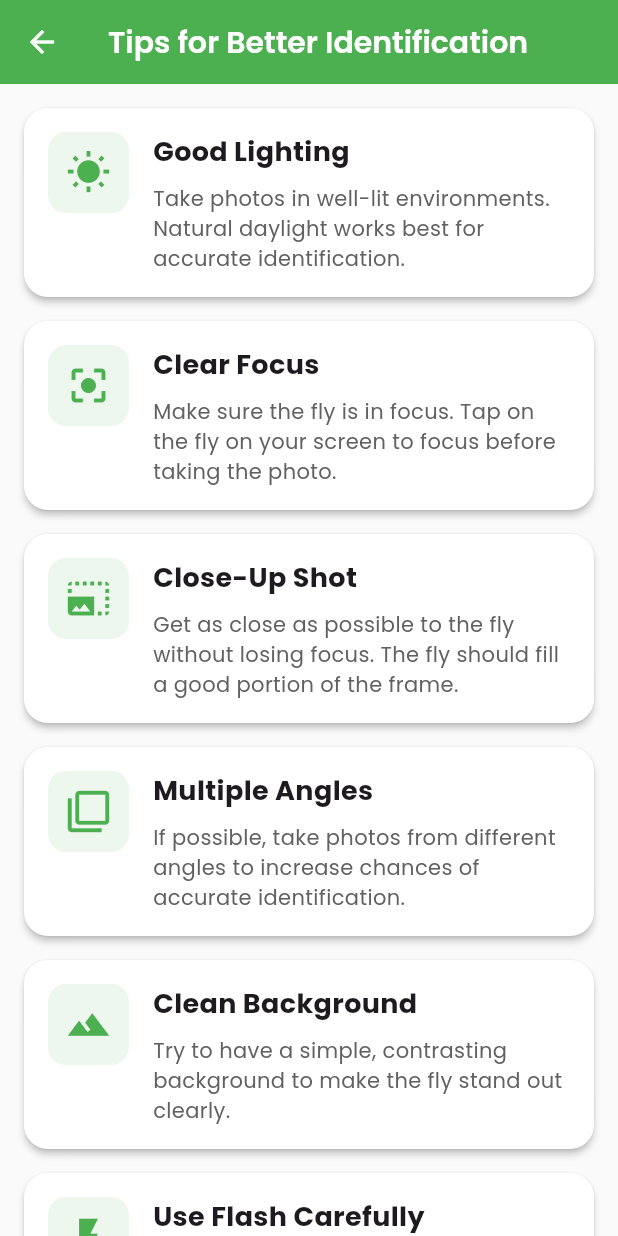
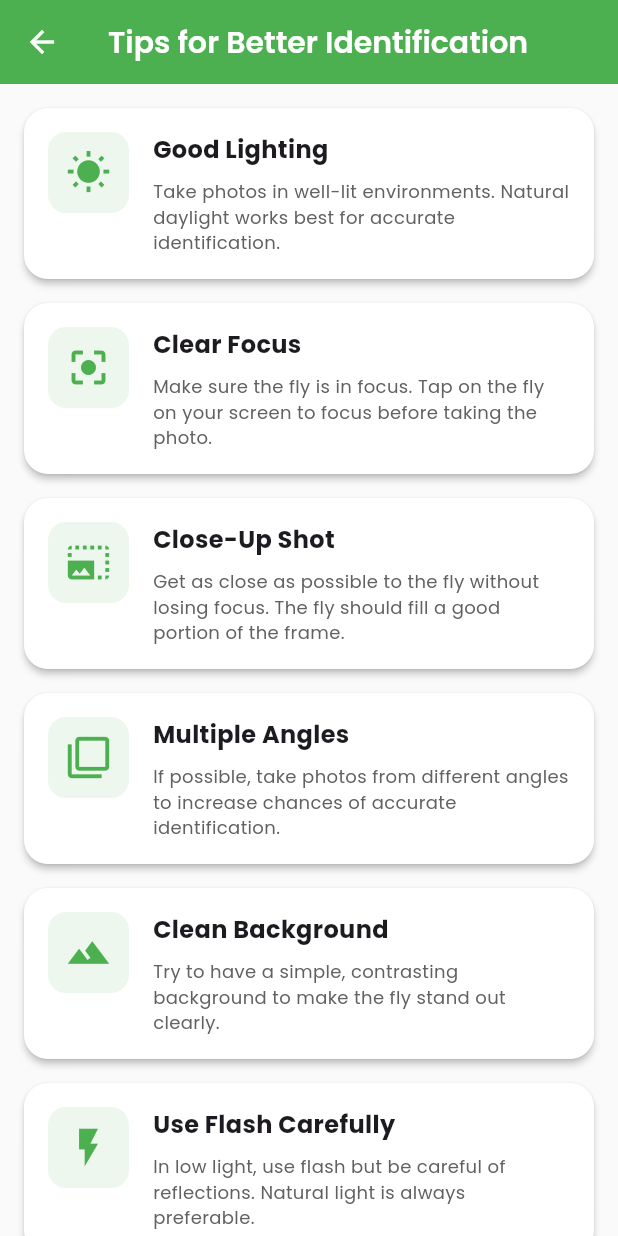
Before and after one commit to KumaloWilson/fly_spotter, a Flutter app: the IdentificationTipsScreen screen opened directly, on a phone screen of 412 x 824 dp. Run offline on Flutter 3.47's test engine with Material 3 defaults, Android fonts, the phone set to English and light mode, and no system bars; our stand-ins replace camera, cloud_firestore, firebase_auth, firebase_core, geocoding, geolocator and 9 more; missing offline and left inert: tflite_v3; accounts and stored records are empty.

Commit message:
lighting

```diff
--- a/lib/views/identification/identification_tips_screen.dart
+++ b/lib/views/identification/identification_tips_screen.dart
@@ -106,7 +106,7 @@ class IdentificationTipsScreen extends StatelessWidget {
                 Text(
                   title,
                   style: TextStyle(
-                    fontSize: 18,
+                    fontSize: 16,
                     fontWeight: FontWeight.bold,
                   ),
                 ),
@@ -114,7 +114,7 @@ class IdentificationTipsScreen extends StatelessWidget {
                 Text(
                   description,
                   style: TextStyle(
-                    fontSize: 14,
+                    fontSize: 12,
                     color: Colors.grey[700],
                   ),
                 ),
```
